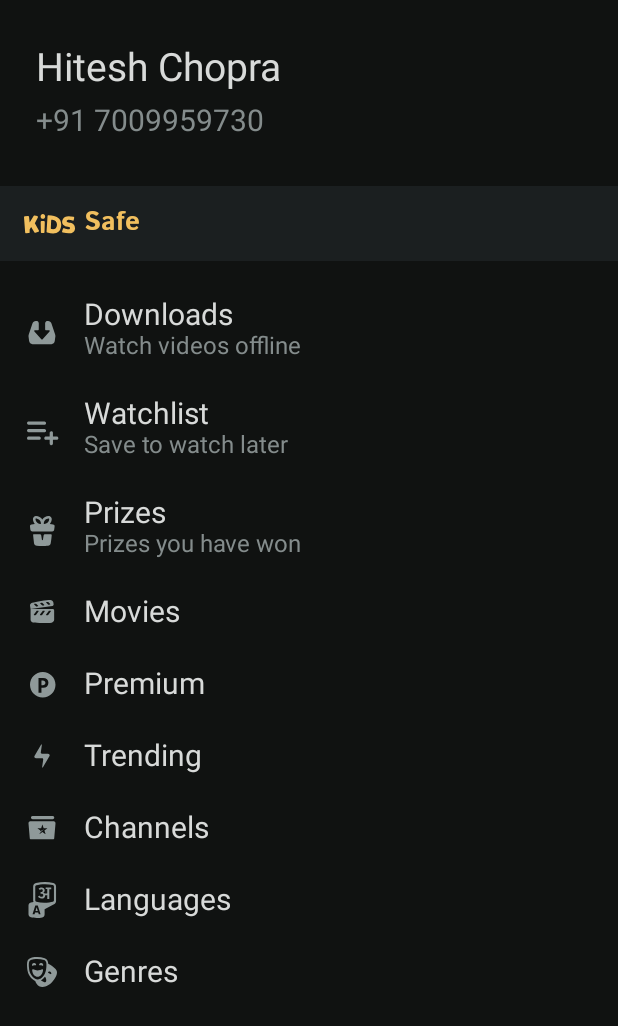
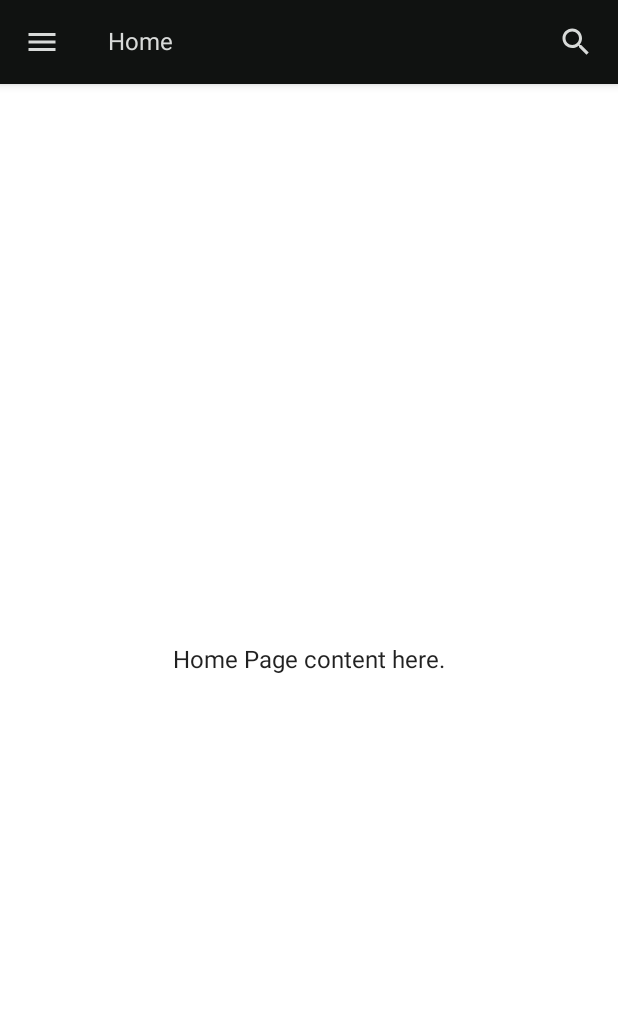
Before and after one commit to hiteshchopra11/jetpack-compose-hotstar-clone, an Android app built with Jetpack Compose: the screen it shows after launch (MainActivity), on a phone screen of 412 x 824 dp. Shown: the top 1026 px of the screen. Run offline under Robolectric (Android 15) with nearby library versions, the phone set to English and light mode, and no system bars.

Commit message:
Added Navigation Drawer

```diff
--- a/app/build.gradle
+++ b/app/build.gradle
@@ -69,4 +69,5 @@ dependencies {
     implementation 'androidx.compose.material:material:1.0.0-beta08'
     implementation 'androidx.activity:activity-compose:1.3.0-beta01'
     implementation 'com.google.android.material:material:1.3.0'
+    implementation "androidx.navigation:navigation-compose:2.4.0-alpha02"
 }
--- a/app/src/main/java/com/example/androiddevchallenge/MainActivity.kt
+++ b/app/src/main/java/com/example/androiddevchallenge/MainActivity.kt
@@ -6,11 +6,20 @@ import androidx.activity.compose.setContent
 import androidx.appcompat.app.AppCompatActivity
 import androidx.compose.foundation.layout.Column
 import androidx.compose.foundation.layout.fillMaxHeight
+import androidx.compose.material.*
 import androidx.compose.runtime.Composable
+import androidx.compose.runtime.rememberCoroutineScope
 import androidx.compose.ui.Modifier
+import androidx.compose.ui.platform.LocalContext
 import androidx.compose.ui.tooling.preview.Preview
+import androidx.navigation.compose.NavHost
+import androidx.navigation.compose.composable
+import androidx.navigation.compose.rememberNavController
 import com.example.androiddevchallenge.ui.Drawer
+import com.example.androiddevchallenge.ui.DrawerScreens
+import com.example.androiddevchallenge.ui.screens.Home
 import com.example.androiddevchallenge.ui.theme.MyTheme
+import kotlinx.coroutines.launch
 
 class MainActivity : AppCompatActivity() {
     override fun onCreate(savedInstanceState: Bundle?) {
@@ -27,7 +36,56 @@ class MainActivity : AppCompatActivity() {
 @Composable
 fun MyScreenContent(context: Context) {
     Column(modifier = Modifier.fillMaxHeight()) {
-    Drawer()
+        val navController = rememberNavController()
+        Surface(color = MaterialTheme.colors.background) {
+            val drawerState = rememberDrawerState(DrawerValue.Closed)
+            val scope = rememberCoroutineScope()
+            val openDrawer = {
+                scope.launch {
+                    drawerState.open()
+                }
+            }
+            ModalDrawer(
+                drawerState = drawerState,
+                gesturesEnabled = drawerState.isOpen,
+                drawerContent = {
+                    Drawer(
+                        onDestinationClicked = {
+                            scope.launch {
+                                drawerState.close()
+                            }
+                        }
+                    )
+                }
+            ) {
+                NavHost(
+                    navController = navController,
+                    startDestination = DrawerScreens.Movies.route
+                ) {
+                    composable(DrawerScreens.Downloads.route) {
+                        Home(
+                            openDrawer = {
+                                openDrawer()
+                            }
+                        )
+                    }
+                    composable(DrawerScreens.Watchlist.route) {
+                        Home(
+                            openDrawer = {
+                                openDrawer()
+                            }
+                        )
+                    }
+                    composable(DrawerScreens.Prizes.route) {
+                        Home(
+                            openDrawer = {
+                                openDrawer()
+                            }
+                        )
+                    }
+                }
+            }
+        }
     }
 }
 
@@ -36,7 +94,7 @@ fun MyScreenContent(context: Context) {
 fun Show() {
     MyTheme {
         Column(modifier = Modifier.fillMaxHeight()) {
-      Drawer()
+            MyScreenContent(context = LocalContext.current)
         }
     }
 }
--- a/app/src/main/java/com/example/androiddevchallenge/ui/Drawer.kt
+++ b/app/src/main/java/com/example/androiddevchallenge/ui/Drawer.kt
@@ -1,6 +1,7 @@
 package com.example.androiddevchallenge.ui
 
 import androidx.compose.foundation.background
+import androidx.compose.foundation.clickable
 import androidx.compose.foundation.layout.*
 import androidx.compose.material.Icon
 import androidx.compose.material.Text
@@ -8,7 +9,6 @@ import androidx.compose.runtime.Composable
 import androidx.compose.ui.Alignment
 import androidx.compose.ui.Modifier
 import androidx.compose.ui.graphics.Color
-import androidx.compose.ui.res.fontResource
 import androidx.compose.ui.res.painterResource
 import androidx.compose.ui.text.font.Font
 import androidx.compose.ui.text.font.FontFamily
@@ -21,16 +21,16 @@ import com.example.androiddevchallenge.ui.theme.drawerBackground
 import com.example.androiddevchallenge.ui.theme.drawerItemSubtitle
 import com.example.androiddevchallenge.ui.theme.drawerItemTitle
 
-sealed class DrawerScreens(val title: String, val icon: Int, val subtitle: String? = null) {
-    object Downloads : DrawerScreens("Downloads", R.drawable.ic_download, "Watch videos offline")
-    object Watchlist : DrawerScreens("Watchlist", R.drawable.ic_watchlist, "Save to watch later")
-    object Prizes : DrawerScreens("Prizes", R.drawable.ic_prizes, "Prizes you have won")
-    object Movies : DrawerScreens("Movies", R.drawable.ic_movies)
-    object Premium : DrawerScreens("Premium", R.drawable.ic_premium)
-    object Trending : DrawerScreens("Trending", R.drawable.ic_trending)
-    object Channels : DrawerScreens("Channels", R.drawable.ic_channels)
-    object Languages : DrawerScreens("Languages", R.drawable.ic_langauges)
-    object Genres : DrawerScreens("Genres", R.drawable.ic_genres)
+sealed class DrawerScreens(val title: String, val icon: Int, val subtitle: String? = null,val route:String) {
+    object Downloads : DrawerScreens("Downloads", R.drawable.ic_download, "Watch videos offline",route = "Home")
+    object Watchlist : DrawerScreens("Watchlist", R.drawable.ic_watchlist, "Save to watch later",route = "Home")
+    object Prizes : DrawerScreens("Prizes", R.drawable.ic_prizes, "Prizes you have won",route = "Home")
+    object Movies : DrawerScreens("Movies", R.drawable.ic_movies,route = "Home")
+    object Premium : DrawerScreens("Premium", R.drawable.ic_premium,route = "Home")
+    object Trending : DrawerScreens("Trending", R.drawable.ic_trending,route = "Home")
+    object Channels : DrawerScreens("Channels", R.drawable.ic_channels,route = "Home")
+    object Languages : DrawerScreens("Languages", R.drawable.ic_langauges,route = "Home")
+    object Genres : DrawerScreens("Genres", R.drawable.ic_genres,route = "Home")
 }
 
 private val screens = listOf(
@@ -47,7 +47,8 @@ private val screens = listOf(
 
 @Composable
 fun Drawer(
-    modifier: Modifier = Modifier
+    modifier: Modifier = Modifier,
+    onDestinationClicked: (route: String) -> Unit
 ) {
     Row {
         Column(
@@ -83,7 +84,7 @@ fun Drawer(
                         tint = Color(0xFFF1bf5e),
                         modifier = Modifier
                             .fillMaxHeight()
-                            .padding(16.dp,16.dp,6.dp,16.dp)
+                            .padding(16.dp, 16.dp, 6.dp, 16.dp)
                     )
                     Text(
                         "Safe",
@@ -95,7 +96,9 @@ fun Drawer(
             }
             screens.forEach { screen ->
                 Spacer(modifier = Modifier.height(24.dp))
-                Row(modifier = Modifier.padding(start = 16.dp)) {
+                Row(modifier = Modifier.padding(start = 16.dp).clickable {
+                    onDestinationClicked("home")
+                }) {
                     if (screen.subtitle == null) {
                         Icon(
                             painterResource(id = screen.icon),
@@ -137,6 +140,6 @@ fun Drawer(
 @Composable
 fun DrawerPreview() {
     MyTheme {
-        Drawer()
+        Drawer(onDestinationClicked = {})
     }
 }
--- /dev/null
+++ b/app/src/main/java/com/example/androiddevchallenge/ui/TopBar.kt
@@ -0,0 +1,55 @@
+package com.example.androiddevchallenge.ui
+
+import androidx.compose.material.*
+import androidx.compose.material.icons.Icons
+import androidx.compose.material.icons.filled.Menu
+import androidx.compose.material.icons.filled.Search
+import androidx.compose.runtime.Composable
+import androidx.compose.ui.graphics.vector.ImageVector
+import androidx.compose.ui.text.TextStyle
+import androidx.compose.ui.text.font.FontStyle
+import androidx.compose.ui.tooling.preview.Preview
+import androidx.compose.ui.unit.sp
+import com.example.androiddevchallenge.ui.theme.drawerBackground
+import com.example.androiddevchallenge.ui.theme.drawerItemTitle
+
+@Composable
+fun TopBar(
+    title: String = "",
+    leadingButtonIcon: ImageVector,
+    trailingButtonIcon: ImageVector,
+    onButtonClicked: () -> Unit
+) {
+    TopAppBar(
+        title = {
+            Text(
+                text = title,
+                color = drawerItemTitle,
+                style = TextStyle(fontStyle = FontStyle.Normal,fontSize = 16.sp),
+            )
+        },
+        navigationIcon = {
+            IconButton(onClick = { onButtonClicked() }) {
+                Icon(leadingButtonIcon, contentDescription = "", tint = drawerItemTitle)
+            }
+        },
+        actions = {
+            IconButton(onClick = { onButtonClicked() }) {
+                Icon(trailingButtonIcon, contentDescription = "", tint = drawerItemTitle)
+            }
+        },
+        backgroundColor = drawerBackground
+    )
+}
+
+@Preview
+@Composable
+fun preview() {
+    TopBar(
+        title = "Disney Hotstar",
+        leadingButtonIcon = Icons.Filled.Menu,
+        trailingButtonIcon = Icons.Filled.Search
+    ) {
+
+    }
+}
--- /dev/null
+++ b/app/src/main/java/com/example/androiddevchallenge/ui/screens/Home.kt
@@ -0,0 +1,38 @@
+package com.example.androiddevchallenge.ui.screens
+
+import androidx.compose.foundation.layout.Arrangement
+import androidx.compose.foundation.layout.Column
+import androidx.compose.foundation.layout.fillMaxSize
+import androidx.compose.material.Text
+import androidx.compose.material.icons.Icons
+import androidx.compose.material.icons.filled.Menu
+import androidx.compose.material.icons.filled.Search
+import androidx.compose.runtime.Composable
+import androidx.compose.ui.Alignment
+import androidx.compose.ui.Modifier
+import androidx.compose.ui.tooling.preview.Preview
+import com.example.androiddevchallenge.ui.TopBar
+
+@Composable
+fun Home(openDrawer: () -> Unit) {
+    Column(modifier = Modifier.fillMaxSize()) {
+        TopBar(
+            title = "Home",
+            leadingButtonIcon= Icons.Filled.Menu,
+            trailingButtonIcon=Icons.Filled.Search,
+            onButtonClicked = { openDrawer() }
+        )
+        Column(
+            modifier = Modifier.fillMaxSize(),
+            verticalArrangement = Arrangement.Center,
+            horizontalAlignment = Alignment.CenterHorizontally) {
+            Text(text = "Home Page content here.")
+        }
+    }
+}
+
+@Preview
+@Composable
+fun show(){
+    Home({})
+}
--- a/app/src/main/res/values/colors.xml
+++ b/app/src/main/res/values/colors.xml
@@ -18,5 +18,5 @@
     <color name="white">#FFFFFFFF</color>
     <color name="drawer_icon">#FF8F9999</color>
     <color name="kids_safe">#FFF1bf5e</color>
-    <color name="kids_box">#FF1B1F20</color>
+    <color name="background">#FF101211</color>
 </resources>
--- a/app/src/main/res/values/themes.xml
+++ b/app/src/main/res/values/themes.xml
@@ -13,7 +13,7 @@
     <style name="Theme.AndroidDevChallenge" parent="Theme.MaterialComponents.DayNight.DarkActionBar">
         <!-- Primary brand color. -->
         <item name="colorPrimary">@color/purple_500</item>
-        <item name="colorPrimaryVariant">@color/purple_700</item>
+        <item name="colorPrimaryVariant">@color/background</item>
         <item name="colorOnPrimary">@color/white</item>
         <!-- Secondary brand color. -->
         <item name="colorSecondary">@color/teal_200</item>
```
Lines whose indentation alone changed are shown as unchanged.
